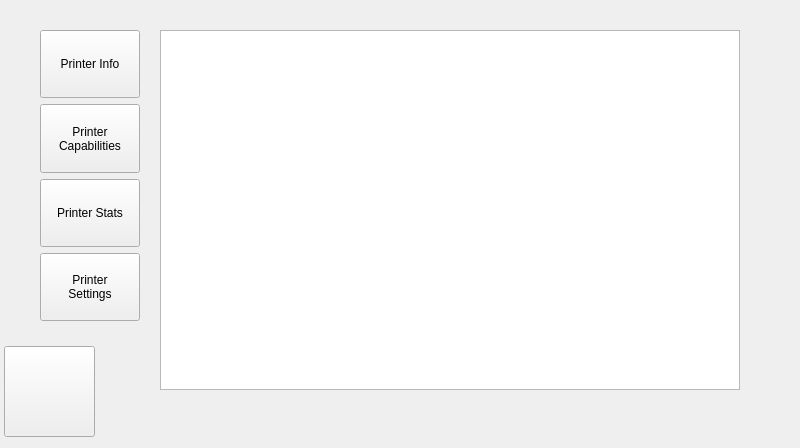
re3Dprinting/touchscreen, file ClientApp/qt/infopage_qt.ui: the form before one commit.
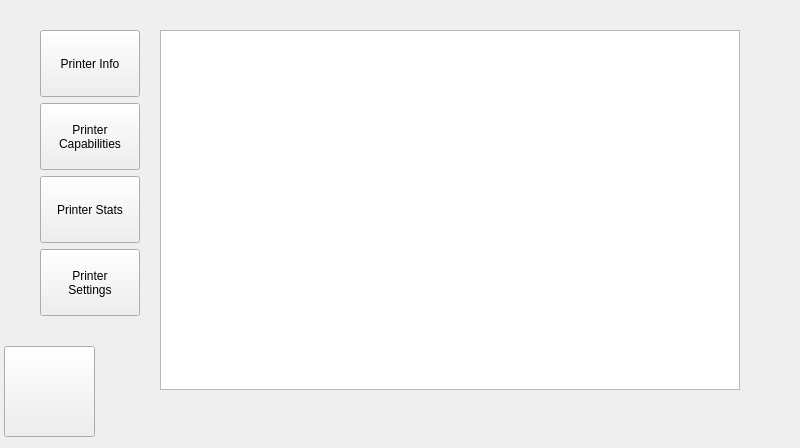
The form after the commit. Icons and pictures are not drawn.

Commit message: Tweak button positions. Delete Back button on home page.

Patch:
```diff
--- a/ClientApp/qt/infopage_qt.ui
+++ b/ClientApp/qt/infopage_qt.ui
@@ -79,7 +79,7 @@
      <x>40</x>
      <y>30</y>
      <width>112</width>
-     <height>291</height>
+     <height>286</height>
     </rect>
    </property>
    <layout class="QVBoxLayout" name="verticalLayout_2">
```
The commit also changes 5 other files.
